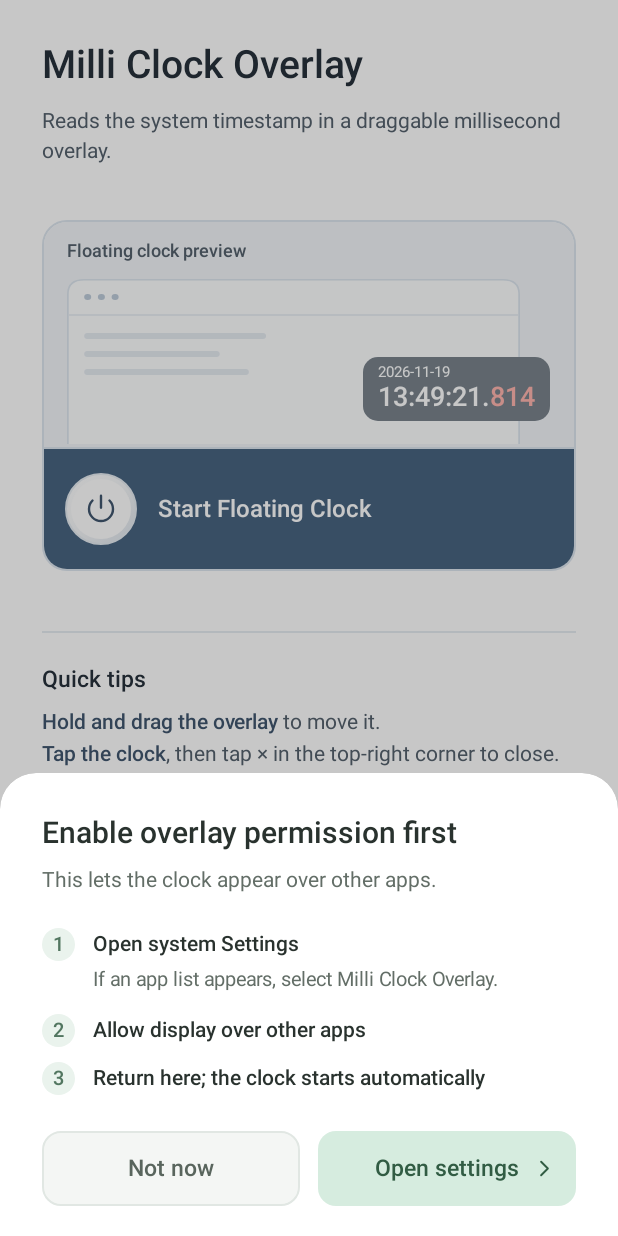
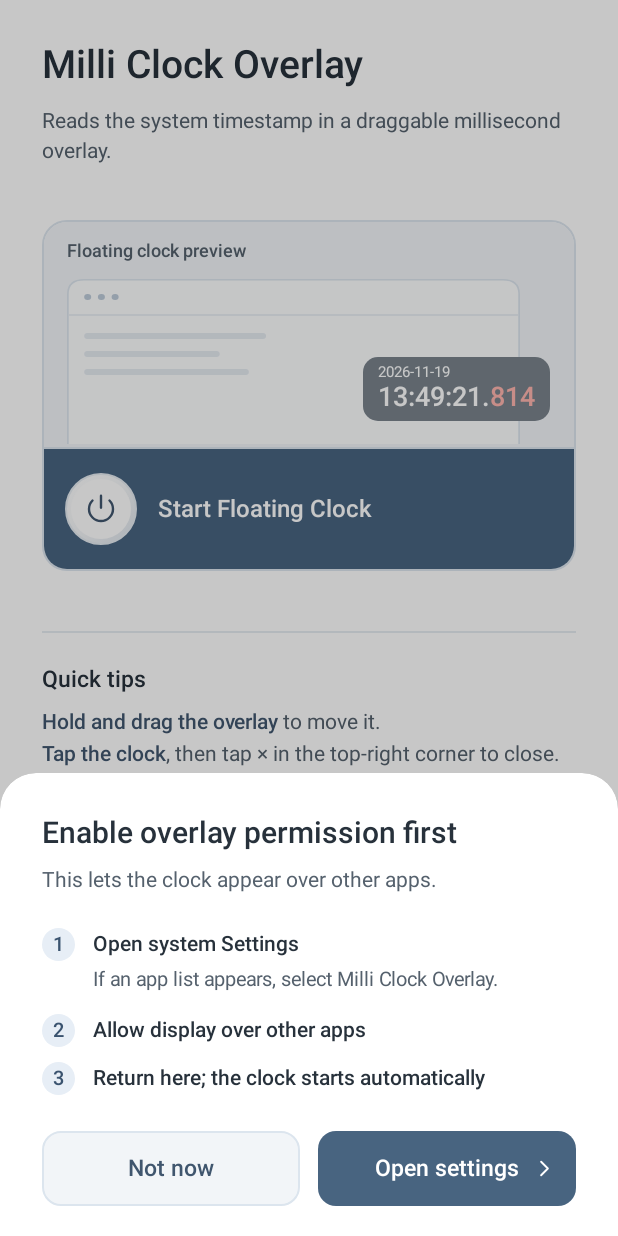
Before and after one commit to bsxucome/milli-clock-overlay, an Android app: the screen it shows after launch (MainActivity), after a tap on "Start Floating Clock", on a phone screen of 412 x 824 dp. Run offline under Robolectric (Android 15) with nearby library versions, the phone set to English and light mode, and no system bars.

Commit message:
统一权限引导弹窗的雾蓝配色

```diff
--- a/app/src/main/res/drawable/bg_permission_primary.xml
+++ b/app/src/main/res/drawable/bg_permission_primary.xml
@@ -2,13 +2,13 @@
 <selector xmlns:android="http://schemas.android.com/apk/res/android">
     <item android:state_pressed="true">
         <shape>
-            <solid android:color="@color/guide_button_pressed" />
+            <solid android:color="@color/permission_primary_pressed" />
             <corners android:radius="12dp" />
         </shape>
     </item>
     <item>
         <shape>
-            <solid android:color="@color/guide_button" />
+            <solid android:color="@color/permission_primary_background" />
             <corners android:radius="12dp" />
         </shape>
     </item>
--- a/app/src/main/res/drawable/ic_permission_chevron.xml
+++ b/app/src/main/res/drawable/ic_permission_chevron.xml
@@ -2,7 +2,7 @@
 <vector xmlns:android="http://schemas.android.com/apk/res/android"
     android:width="20dp" android:height="20dp"
     android:viewportWidth="24" android:viewportHeight="24">
-    <path android:fillColor="#00000000" android:strokeColor="@color/guide_green"
+    <path android:fillColor="#00000000" android:strokeColor="@android:color/white"
         android:strokeWidth="1.7" android:strokeLineCap="round" android:strokeLineJoin="round"
         android:pathData="M9,6 L15,12 L9,18" />
 </vector>
--- a/app/src/main/res/layout/overlay_permission_sheet.xml
+++ b/app/src/main/res/layout/overlay_permission_sheet.xml
@@ -22,7 +22,7 @@
             android:fontFamily="sans-serif-medium"
             android:includeFontPadding="false"
             android:text="@string/permission_prompt_title"
-            android:textColor="@color/text_primary"
+            android:textColor="@color/home_title"
             android:textSize="20sp" />
         <TextView
             android:layout_width="match_parent"
@@ -31,7 +31,7 @@
             android:includeFontPadding="false"
             android:lineSpacingExtra="4dp"
             android:text="@string/permission_prompt_reason"
-            android:textColor="@color/text_secondary"
+            android:textColor="@color/home_body"
             android:textSize="14sp" />
         <LinearLayout
             android:layout_width="match_parent"
@@ -64,7 +64,7 @@
                         android:includeFontPadding="false"
                         android:lineSpacingExtra="4dp"
                         android:text="@string/permission_step_choose_app"
-                        android:textColor="@color/text_secondary"
+                        android:textColor="@color/home_body"
                         android:textSize="13sp" />
                 </LinearLayout>
             </LinearLayout>
@@ -129,7 +129,7 @@
                     android:paddingStart="32dp"
                     android:paddingEnd="32dp"
                     android:text="@string/permission_prompt_action"
-                    android:textColor="@color/guide_green" />
+                    android:textColor="@android:color/white" />
                 <ImageView
                     android:layout_width="18dp"
                     android:layout_height="18dp"
--- a/app/src/main/res/values/colors.xml
+++ b/app/src/main/res/values/colors.xml
@@ -2,14 +2,12 @@
 <resources>
     <color name="window_background">#FFFFFF</color>
     <color name="text_primary">#29322E</color>
-    <color name="text_secondary">#636E67</color>
     <color name="permission_status">#557160</color>
-    <color name="guide_green">#315C43</color>
-    <color name="guide_button">#D6ECDF</color>
-    <color name="guide_button_pressed">#BDDCC9</color>
-    <color name="permission_step_background">#EAF3ED</color>
-    <color name="permission_step_foreground">#527660</color>
-    <color name="permission_secondary_background">#F4F6F4</color>
-    <color name="permission_secondary_border">#E1E7E3</color>
-    <color name="permission_secondary_foreground">#59655D</color>
+    <color name="permission_primary_background">@color/home_start_background</color>
+    <color name="permission_primary_pressed">@color/home_running_ink</color>
+    <color name="permission_step_background">@color/home_running_background</color>
+    <color name="permission_step_foreground">@color/home_running_ink</color>
+    <color name="permission_secondary_background">@color/home_preview_scene</color>
+    <color name="permission_secondary_border">@color/home_card_border</color>
+    <color name="permission_secondary_foreground">@color/home_action_ink</color>
 </resources>
--- a/app/src/main/res/values/permission_styles.xml
+++ b/app/src/main/res/values/permission_styles.xml
@@ -23,7 +23,7 @@
         <item name="android:fontFamily">sans-serif-medium</item>
         <item name="android:includeFontPadding">false</item>
         <item name="android:lineSpacingExtra">4dp</item>
-        <item name="android:textColor">@color/text_primary</item>
+        <item name="android:textColor">@color/home_title</item>
         <item name="android:textSize">14sp</item>
     </style>
     <style name="PermissionSheetButton">
```
